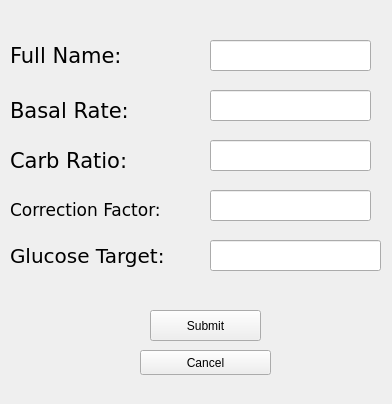
The window that createeditprofile.ui (yunusao/Tandem-t-slim-Insulin-Pump-Simulator) describes before a commit, drawn with Qt 5.
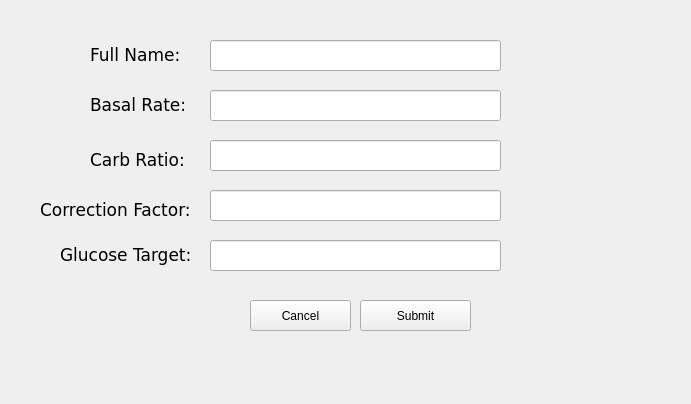
The same window after the commit.

Diff of the .ui file:
```diff
--- a/createeditprofile.ui
+++ b/createeditprofile.ui
@@ -6,7 +6,7 @@
    <rect>
     <x>0</x>
     <y>0</y>
-    <width>392</width>
+    <width>691</width>
     <height>404</height>
    </rect>
   </property>
@@ -16,16 +16,16 @@
   <widget class="QLabel" name="label">
    <property name="geometry">
     <rect>
-     <x>10</x>
-     <y>30</y>
-     <width>141</width>
-     <height>51</height>
+     <x>90</x>
+     <y>40</y>
+     <width>111</width>
+     <height>31</height>
     </rect>
    </property>
    <property name="font">
     <font>
      <family>DejaVu Sans</family>
-     <pointsize>16</pointsize>
+     <pointsize>13</pointsize>
     </font>
    </property>
    <property name="toolTip">
@@ -40,7 +40,7 @@
     <rect>
      <x>210</x>
      <y>40</y>
-     <width>161</width>
+     <width>291</width>
      <height>31</height>
     </rect>
    </property>
@@ -48,16 +48,16 @@
   <widget class="QLabel" name="label_2">
    <property name="geometry">
     <rect>
-     <x>10</x>
+     <x>90</x>
      <y>90</y>
      <width>121</width>
-     <height>41</height>
+     <height>31</height>
     </rect>
    </property>
    <property name="font">
     <font>
      <family>DejaVu Sans</family>
-     <pointsize>16</pointsize>
+     <pointsize>13</pointsize>
     </font>
    </property>
    <property name="text">
@@ -67,16 +67,16 @@
   <widget class="QLabel" name="label_3">
    <property name="geometry">
     <rect>
-     <x>10</x>
+     <x>90</x>
      <y>150</y>
-     <width>121</width>
+     <width>101</width>
      <height>21</height>
     </rect>
    </property>
    <property name="font">
     <font>
      <family>DejaVu Sans</family>
-     <pointsize>16</pointsize>
+     <pointsize>13</pointsize>
     </font>
    </property>
    <property name="text">
@@ -86,7 +86,7 @@
   <widget class="QLabel" name="label_4">
    <property name="geometry">
     <rect>
-     <x>10</x>
+     <x>40</x>
      <y>200</y>
      <width>161</width>
      <height>21</height>
@@ -105,16 +105,16 @@
   <widget class="QLabel" name="label_5">
    <property name="geometry">
     <rect>
-     <x>10</x>
+     <x>60</x>
      <y>240</y>
-     <width>161</width>
+     <width>131</width>
      <height>31</height>
     </rect>
    </property>
    <property name="font">
     <font>
      <family>DejaVu Sans</family>
-     <pointsize>15</pointsize>
+     <pointsize>13</pointsize>
     </font>
    </property>
    <property name="text">
@@ -126,7 +126,7 @@
     <rect>
      <x>210</x>
      <y>90</y>
-     <width>161</width>
+     <width>291</width>
      <height>31</height>
     </rect>
    </property>
@@ -136,7 +136,7 @@
     <rect>
      <x>210</x>
      <y>190</y>
-     <width>161</width>
+     <width>291</width>
      <height>31</height>
     </rect>
    </property>
@@ -149,7 +149,7 @@
     <rect>
      <x>210</x>
      <y>140</y>
-     <width>161</width>
+     <width>291</width>
      <height>31</height>
     </rect>
    </property>
@@ -159,7 +159,7 @@
     <rect>
      <x>210</x>
      <y>240</y>
-     <width>171</width>
+     <width>291</width>
      <height>31</height>
     </rect>
    </property>
@@ -167,10 +167,10 @@
   <widget class="QPushButton" name="cancelButton">
    <property name="geometry">
     <rect>
-     <x>140</x>
-     <y>350</y>
-     <width>131</width>
-     <height>25</height>
+     <x>250</x>
+     <y>300</y>
+     <width>101</width>
+     <height>31</height>
     </rect>
    </property>
    <property name="text">
@@ -180,8 +180,8 @@
   <widget class="QPushButton" name="submiButton">
    <property name="geometry">
     <rect>
-     <x>150</x>
-     <y>310</y>
+     <x>360</x>
+     <y>300</y>
      <width>111</width>
      <height>31</height>
     </rect>
```
